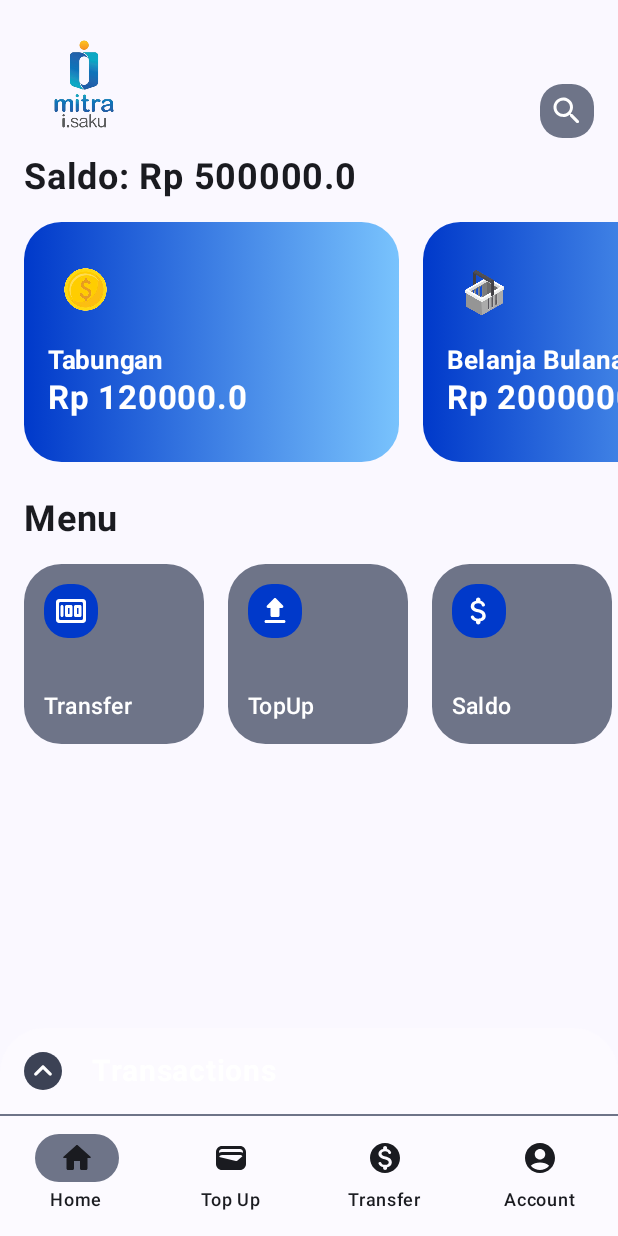
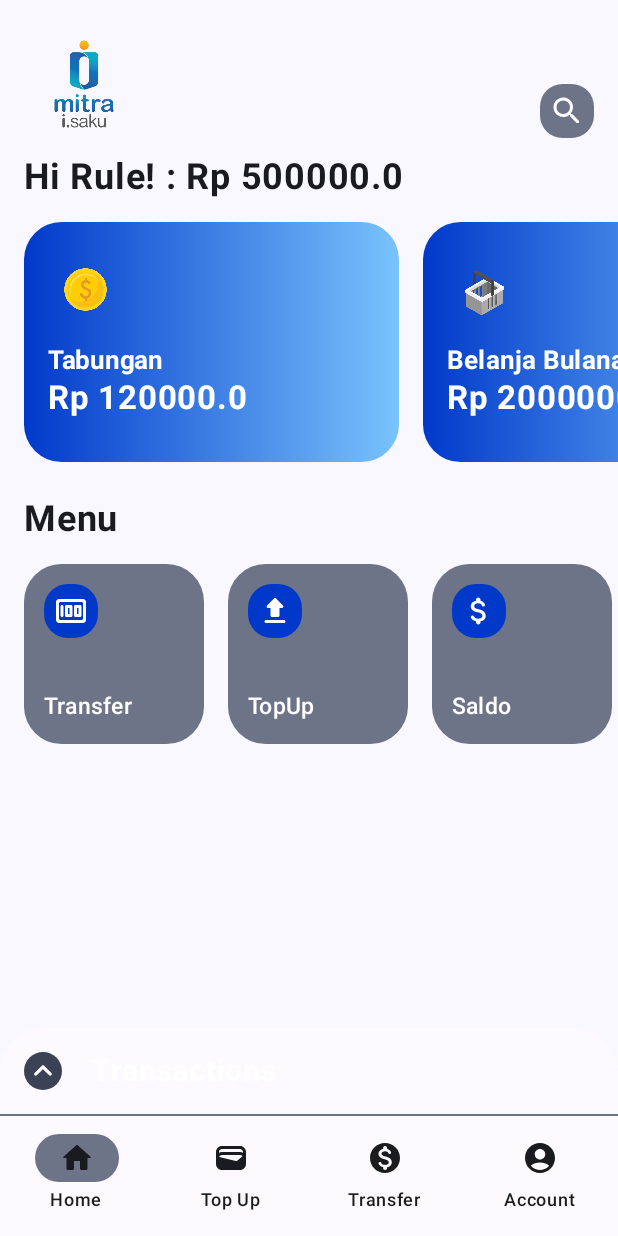
Before and after one commit to RuleLuluDamara/isaku-app-FinalExam-PBB, an Android app built with Jetpack Compose: the HomeScreen screen opened through its navigation route, on a phone screen of 412 x 824 dp. Run offline under Robolectric (Android 15) with nearby library versions, the light colour scheme and no system bars; our stand-ins replace accompanist.

Commit message:
Update WalletSection.kt

```diff
--- a/app/src/main/java/com/ui/mobilebankingui/WalletSection.kt
+++ b/app/src/main/java/com/ui/mobilebankingui/WalletSection.kt
@@ -57,7 +57,7 @@ fun WalletSection(viewModel: SharedViewModel) {
             )
             Spacer(modifier = Modifier.height(8.dp))
             Text (
-                text = "Saldo: Rp $saldostate",
+                text = "Hi Rule! : Rp $saldostate",
                 fontSize = 24.sp,
                 fontWeight = FontWeight.Bold,
                 color = MaterialTheme.colorScheme.onBackground
```
